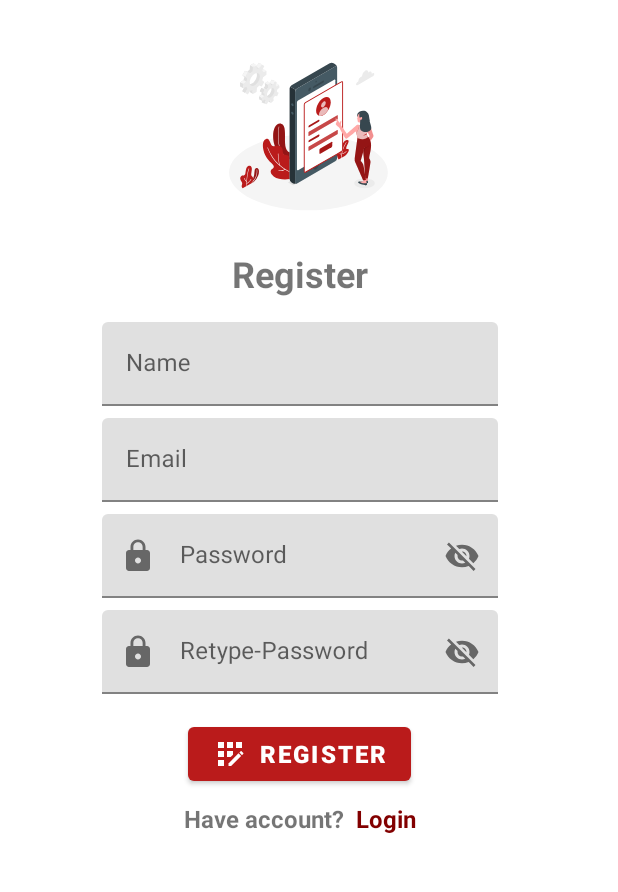
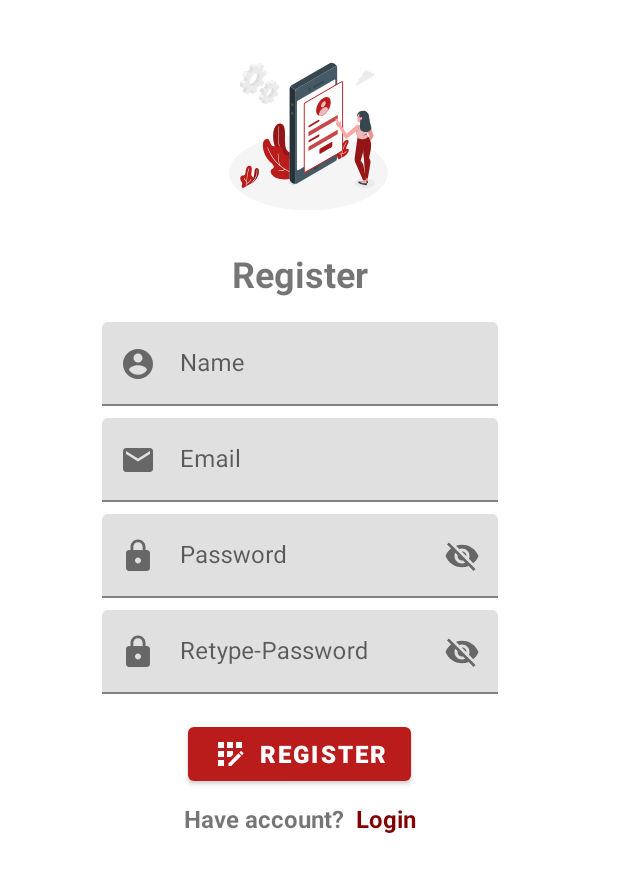
Before and after one commit to itSubeDibesh/JourneyJournal, an Android app: the RegisterFragment screen opened through its navigation route, on a phone screen of 412 x 824 dp, the part 97-989 px from its top. Run offline under Robolectric (Android 15) with nearby library versions, the phone set to English and light mode, and no system bars.

Commit message:
Login and Register Input Field UI Icon bugfix 🐜⚙🛠

```diff
--- a/app/src/main/res/layout/fragment_login.xml
+++ b/app/src/main/res/layout/fragment_login.xml
@@ -60,7 +60,7 @@
                 android:layout_height="wrap_content"
                 android:layout_marginTop="@dimen/dp_medium"
                 android:hint="@string/field_auth_email"
-                app:startIconDrawable="@drawable/ic_account">
+                app:startIconDrawable="@drawable/ic_email">
 
                 <com.google.android.material.textfield.TextInputEditText
                     android:layout_width="match_parent"
--- a/app/src/main/res/layout/fragment_register.xml
+++ b/app/src/main/res/layout/fragment_register.xml
@@ -58,6 +58,7 @@
                 android:layout_width="match_parent"
                 android:layout_height="wrap_content"
                 android:layout_marginTop="@dimen/dp_medium"
+                app:startIconDrawable="@drawable/ic_account"
                 android:hint="@string/field_auth_name">
 
                 <com.google.android.material.textfield.TextInputEditText
@@ -72,12 +73,14 @@
                 android:layout_width="match_parent"
                 android:layout_height="wrap_content"
                 android:layout_marginTop="@dimen/dp_small"
+                app:startIconDrawable="@drawable/ic_email"
                 android:hint="@string/field_auth_email">
 
                 <com.google.android.material.textfield.TextInputEditText
                     android:layout_width="match_parent"
                     android:layout_height="wrap_content"
-                    android:inputType="textEmailAddress" />
+                    android:inputType="textEmailAddress"
+                    />
 
             </com.google.android.material.textfield.TextInputLayout>
 
```
